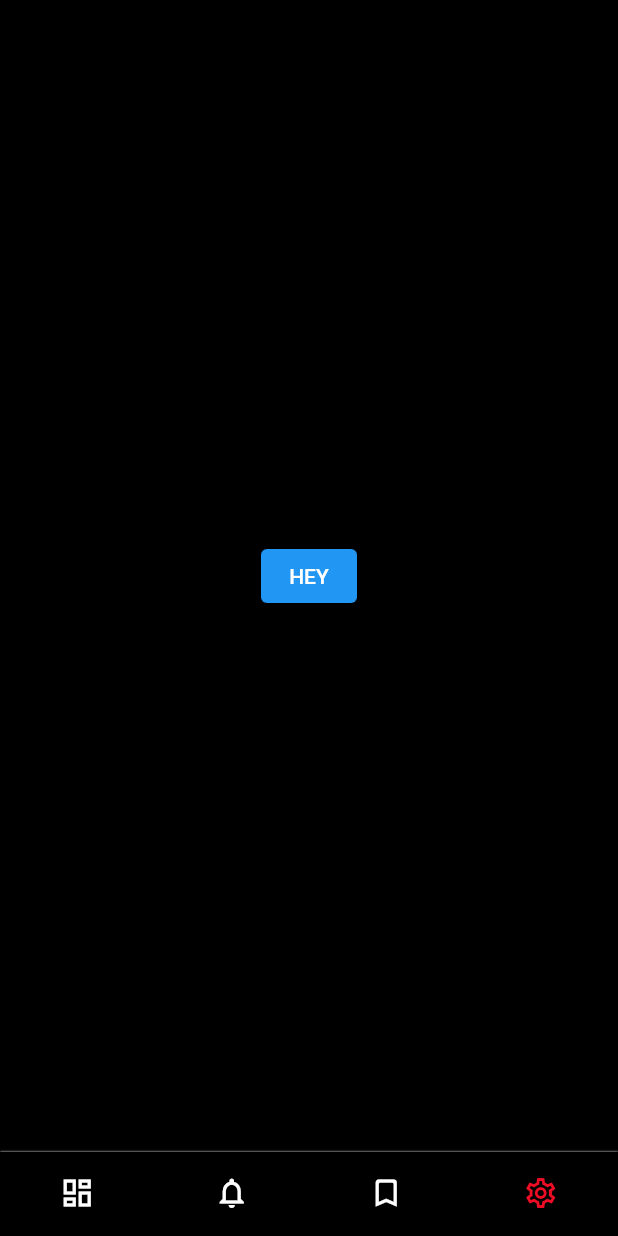
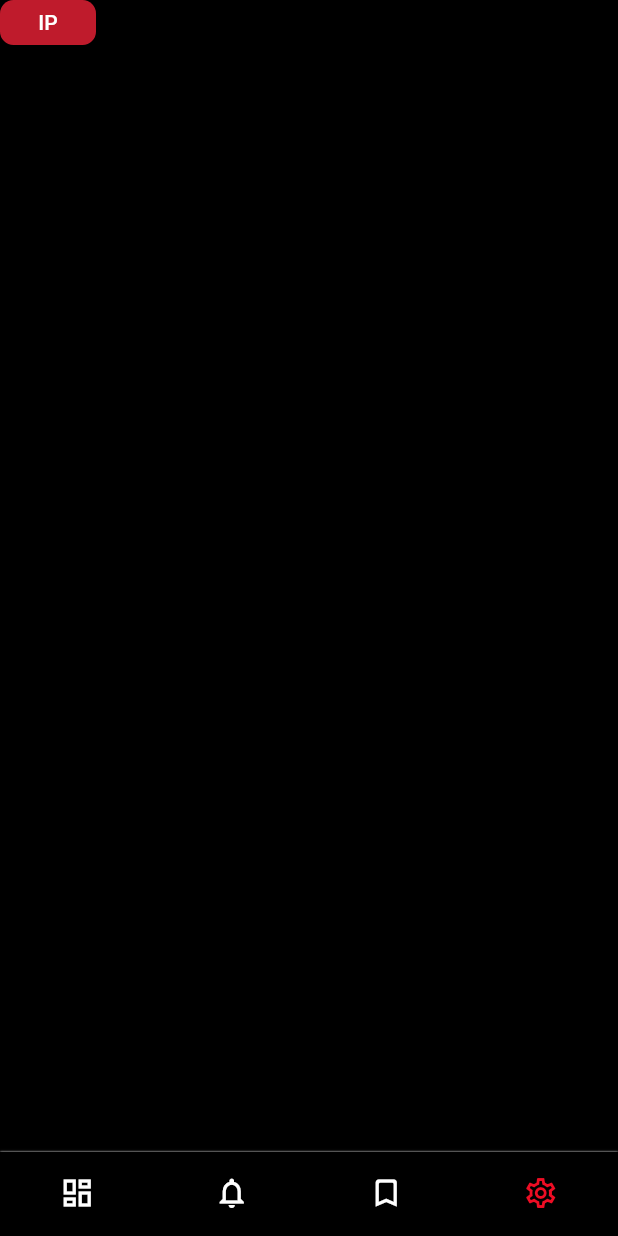
Before and after one commit to remynln/AREA, a Flutter app: the PagesWidget screen opened directly with empty values, item 4 of the bottom bar chosen, on a phone screen of 412 x 824 dp. Run offline on Flutter 3.47's test engine with Material 2 defaults, Android fonts, the phone set to English and light mode, and no system bars; our stand-ins replace animated_splash_screen, flutter_svg, fluttertoast, uni_links.

Commit message:
[ADD] pages created notification, settings and workflows now created

```diff
--- a/flutter/lib/api/service/service_display.dart
+++ b/flutter/lib/api/service/service_display.dart
@@ -24,6 +24,7 @@ class _ServiceDisplayState extends State<ServiceDisplay> {
               print(service_list[index].name);
             },
             child: Image.asset(service_list[index].image, filterQuality: FilterQuality.high)),
+        SizedBox(height: 10),
         GestureDetector(
             onTap: () {
               print(service_list[index + 1].name);
@@ -37,6 +38,7 @@ class _ServiceDisplayState extends State<ServiceDisplay> {
               print(service_list[index].name);
             },
             child: Image.asset(service_list[index].image, filterQuality: FilterQuality.high)),
+        SizedBox(height: 10),
         Visibility(
           child: Image.asset(service_list[index].image),
           maintainSize: true,
@@ -61,6 +63,7 @@ class _ServiceDisplayState extends State<ServiceDisplay> {
     for (var index = 0; index < service_list.length; index++) {
       list.add(handleDisplayColumn(service_list, index));
       if (index + 1 < service_list.length) {
+        list.add(const SizedBox(width: 10));
         index++;
       }
     }
--- a/flutter/lib/api/service/services.dart
+++ b/flutter/lib/api/service/services.dart
@@ -1,12 +1,7 @@
 import 'package:flutter/material.dart';
 
 class Services {
-  static Twitter twitter = Twitter();
   static Google google = Google();
-  static Outlook outlook = Outlook();
-  static Instagram instagram = Instagram();
-  static Facebook facebook = Facebook();
-  static Github github = Github();
 
   static List<Service> BasicServices = [
     google
--- a/flutter/lib/front/standard_pages/pages.dart
+++ b/flutter/lib/front/standard_pages/pages.dart
@@ -1,6 +1,9 @@
 import 'package:flutter/material.dart';
 
 import 'package:area/front/standard_pages/dashboard.dart';
+import 'package:area/front/standard_pages/settings.dart';
+import 'package:area/front/standard_pages/notification.dart';
+import 'package:area/front/standard_pages/workflows.dart';
 
 class PagesWidget extends StatefulWidget {
   final String token;
@@ -16,6 +19,9 @@ class _PagesWidgetState extends State<PagesWidget> {
   int _index = 0;
 
   late DashboardWidget dashboard;
+  late NotificationWidget notification;
+  late WorkflowsWidget workflows;
+  late SettingsWidget settings;
   static List<Widget> _pagesWidget = <Widget>[];
 
   @override
@@ -23,14 +29,14 @@ class _PagesWidgetState extends State<PagesWidget> {
     super.initState();
     token = widget.token;
     dashboard = DashboardWidget(token: token);
+    notification = const NotificationWidget();
+    workflows = const WorkflowsWidget();
+    settings = const SettingsWidget();
     _pagesWidget = [
       dashboard,
-      const Text("NOTIF", style: TextStyle(color: Colors.white)),
-      const Text("WORKFLOW", style: TextStyle(color: Colors.white)),
-      ElevatedButton(onPressed: (){setState(() {
-        _index = 2;
-        print("A");
-      });}, child: Text("HEY", style: TextStyle(color: Colors.white)))
+      notification,
+      workflows,
+      settings
     ];
   }
 
--- /dev/null
+++ b/flutter/lib/front/standard_pages/settings.dart
@@ -0,0 +1,38 @@
+import 'dart:ui';
+
+import 'package:flutter/material.dart';
+
+import 'package:flutter_svg/flutter_svg.dart';
+
+import 'package:area/api/service/service_display.dart';
+import 'package:area/front/ip.dart';
+
+class SettingsWidget extends StatefulWidget {
+  const SettingsWidget({Key? key}) : super(key: key);
+
+  @override
+  State<SettingsWidget> createState() => _SettingsWidgetState();
+}
+
+class _SettingsWidgetState extends State<SettingsWidget> {
+  @override
+  Widget build(BuildContext context) {
+    return Scaffold(body: Center(child: ListView(children: <Widget>[
+      Container(
+        height: 30,
+        alignment: Alignment.topLeft,
+        child: ElevatedButton(
+            onPressed: () {
+              openIP(context);
+            },
+            style: ButtonStyle(
+                backgroundColor: MaterialStateProperty.all<Color>(
+                    const Color.fromRGBO(191, 27, 44, 1)),
+                shape: MaterialStateProperty.all<RoundedRectangleBorder>(
+                    RoundedRectangleBorder(
+                        borderRadius: BorderRadius.circular(9.0)))),
+            child: const Text('IP')),
+      ),
+    ])));
+  }
+}
```
Also changed, not shown: flutter/lib/front/standard_pages/notification.dart (added, +38 -0 lines), flutter/lib/front/standard_pages/workflows.dart (added, +38 -0 lines), flutter/assets/dashboard/service/google.png.
